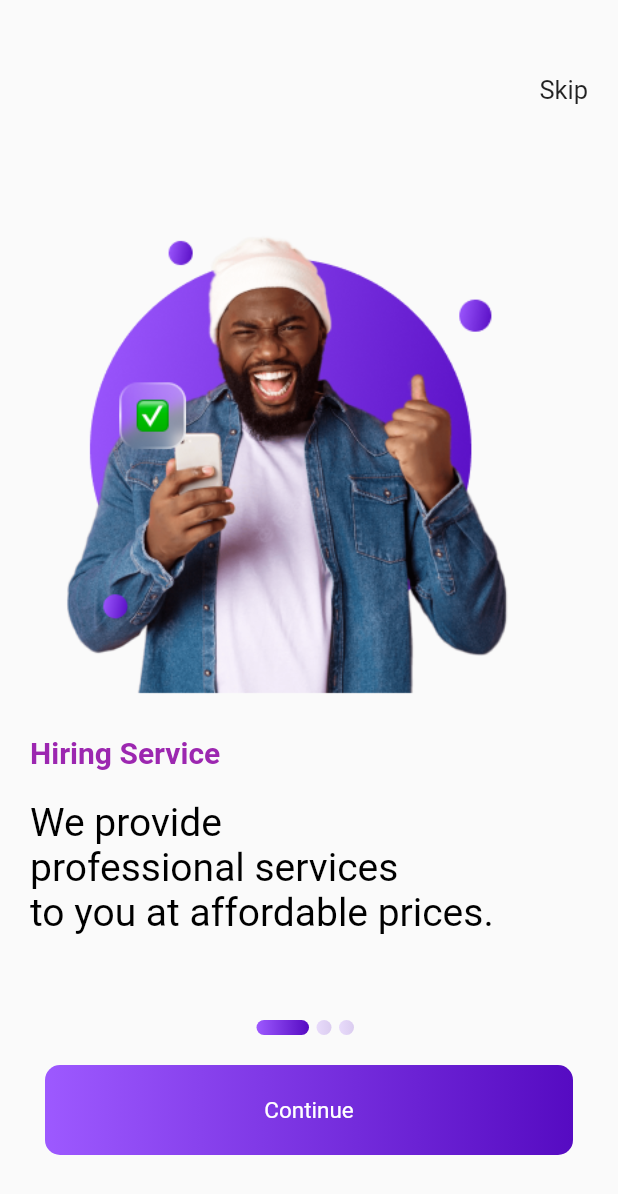
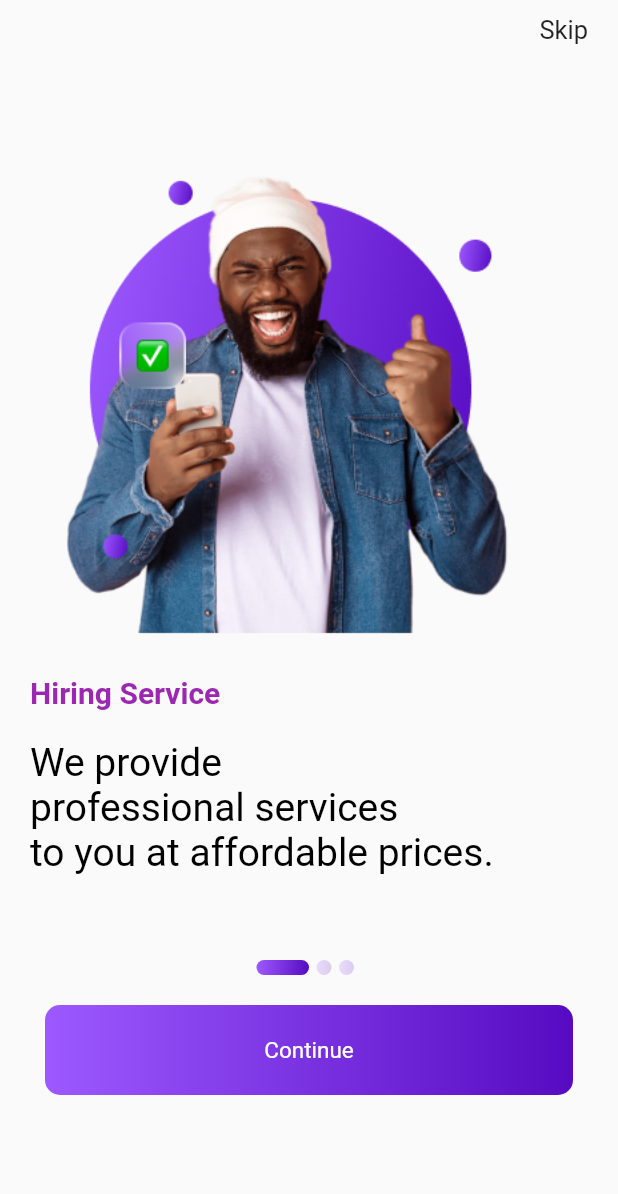
Before and after one commit to iyamujoshua/new_ondemand, a Flutter app: the screen it shows after launch, on a phone screen of 412 x 824 dp. Shown: the top 1194 px of the screen. Run offline on Flutter 3.47's test engine with Material 2 defaults, Android fonts, the light colour scheme and no system bars; our stand-ins replace flutter_svg, font_awesome_flutter, intl_phone_field, pinput, smooth_page_indicator; missing offline and left inert: custom_signin_buttons.

Commit message:
responsive

```diff
--- a/lib/screens/onboarding/slide.dart
+++ b/lib/screens/onboarding/slide.dart
@@ -34,7 +34,7 @@ class _OnbordingState extends State<Onbording> {
       body: Column(
         children: [
           SizedBox(
-            height: 50,
+            height: 10,
           ),
           SizedBox(
             height: 600,
```
